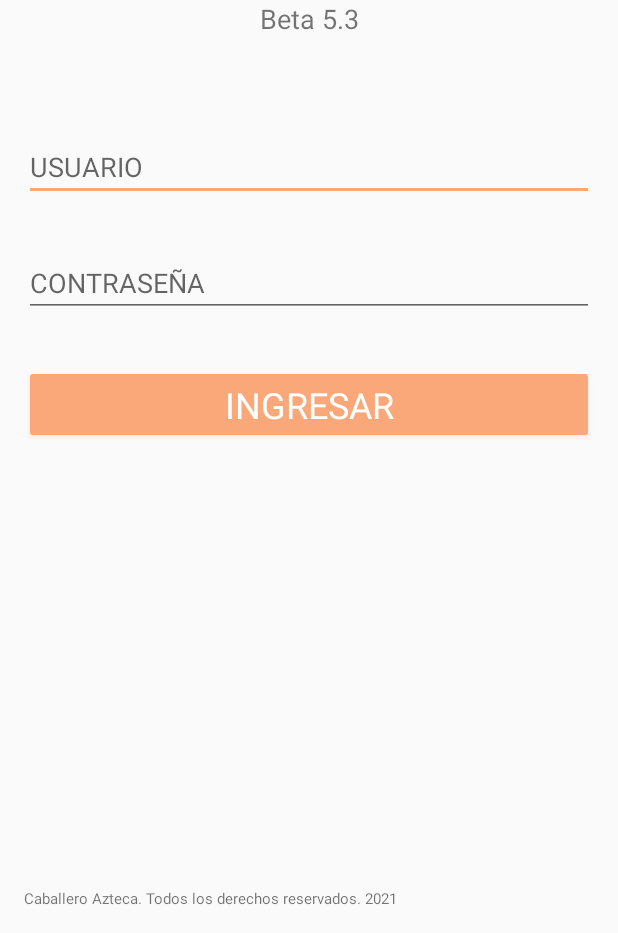
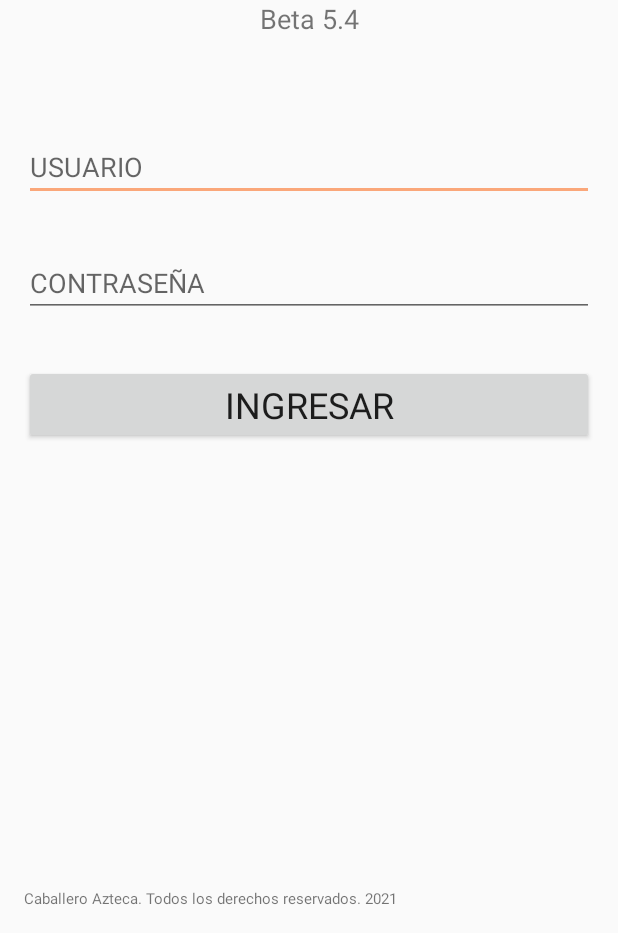
Before and after one commit to Caballero-Azteca/CaballeroAztecaVentas, an Android app: the screen it shows after launch (Login), on a phone screen of 412 x 824 dp, the part 303-1236 px from its top. Run offline under Robolectric (Android 15) with nearby library versions, the phone set to English and light mode, and no system bars; our stand-ins replace Firebase (no records; nobody signed in at launch, a user with empty details on screens opened directly), Room's generated code; Roboto replaces fonts that are not available here.

Commit message:
V5.4 Beta con fixes pendientes

```diff
--- a/app/src/main/java/com/brainstormideas/caballeroaztecaventas/ui/fragments/MainScreen.java
+++ b/app/src/main/java/com/brainstormideas/caballeroaztecaventas/ui/fragments/MainScreen.java
@@ -70,6 +70,7 @@ public class MainScreen extends Fragment {
     private FloatingActionButton refresh_float_btn;
 
     private PedidoManager pedidoManager;
+    private static String PEDIDO = "pedido";
 
     @Override
     public View onCreateView(LayoutInflater inflater, ViewGroup container, Bundle savedInstanceState) {
@@ -79,8 +80,8 @@ public class MainScreen extends Fragment {
         Pedido.setObservaciones("");
         Pedido.setFolio("");
         Pedido.setListaDeProductos(new ArrayList<>());
-        Pedido.preciosConIVA = true;
-        Pedido.setTipo("pedido");
+        Pedido.setPreciosConIVA(true);
+        Pedido.setTipo(PEDIDO);
 
         pedidoManager = PedidoManager.getInstance(getContext());
 
@@ -108,7 +109,7 @@ public class MainScreen extends Fragment {
         }
         usuarioActual_txt = view.findViewById(R.id.rfc_etx);
         cnx_state = view.findViewById(R.id.cnx_state);
-        cnx_state.setText("MODO: Online. 5.3");
+        cnx_state.setText("MODO: Online. 5.4");
 
         String usuarioActualTexto = "Usuario: " + session.getName();
         usuarioActual_txt.setText(usuarioActualTexto);
@@ -128,7 +129,7 @@ public class MainScreen extends Fragment {
         verificador_precio = view.findViewById(R.id.verificador_precio_button);
         exit_button = view.findViewById(R.id.exit_button);
 
-        pedido_btn.setOnClickListener(v -> pedido("pedido"));
+        pedido_btn.setOnClickListener(v -> pedido(PEDIDO));
 
         cotizacion_btn.setOnClickListener(v -> pedido("cotizacion"));
 
@@ -172,7 +173,7 @@ public class MainScreen extends Fragment {
 
     private void pedido(String tipoPedido) {
 
-        String title = tipoPedido.equals("pedido") ? "Pedido" : "Cotizacion";
+        String title = tipoPedido.equals(PEDIDO) ? "Pedido" : "Cotizacion";
         final String[] tiposCliente = new String[]{"Cliente existente", "Cliente express"};
         final int[] checkedItem = {-1};
 
@@ -297,7 +298,7 @@ public class MainScreen extends Fragment {
     }
 
     public void internetNoDisponibleAviso() {
-        cnx_state.setText("MODO: Offline. 5.3");
+        cnx_state.setText("MODO: Offline. 5.4");
     }
 
 }
--- a/app/src/main/res/layout/activity_login.xml
+++ b/app/src/main/res/layout/activity_login.xml
@@ -21,7 +21,7 @@
         android:layout_width="match_parent"
         android:layout_height="wrap_content"
         android:gravity="center"
-        android:text="Beta 5.3"
+        android:text="Beta 5.4"
         android:textSize="18sp" />
 
     <LinearLayout
@@ -51,7 +51,6 @@
 
         <Button
             android:id="@+id/enter_button"
-            style="@android:style/Widget.DeviceDefault.Button.Colored"
             android:layout_width="match_parent"
             android:layout_height="wrap_content"
             android:layout_marginTop="32dp"
```
Also changed, not shown: app/src/main/java/com/brainstormideas/caballeroaztecaventas/data/models/Pedido.java (+8 -9 lines), app/src/main/java/com/brainstormideas/caballeroaztecaventas/services/MailboxService.java (+39 -17 lines), 1 other file.
